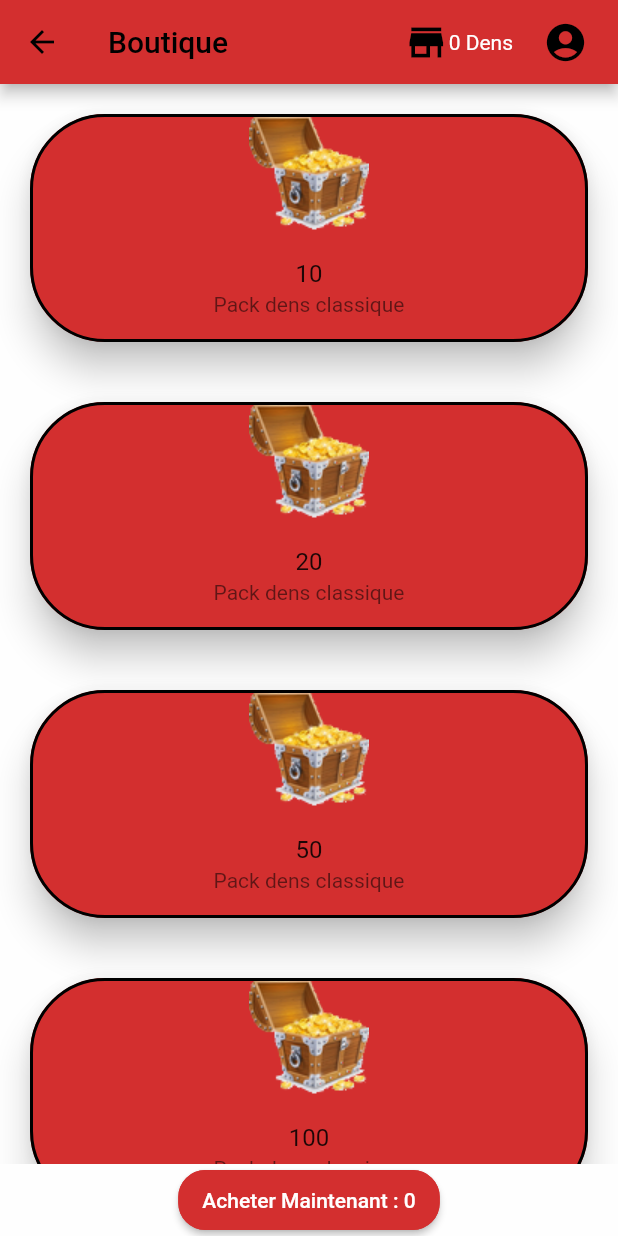
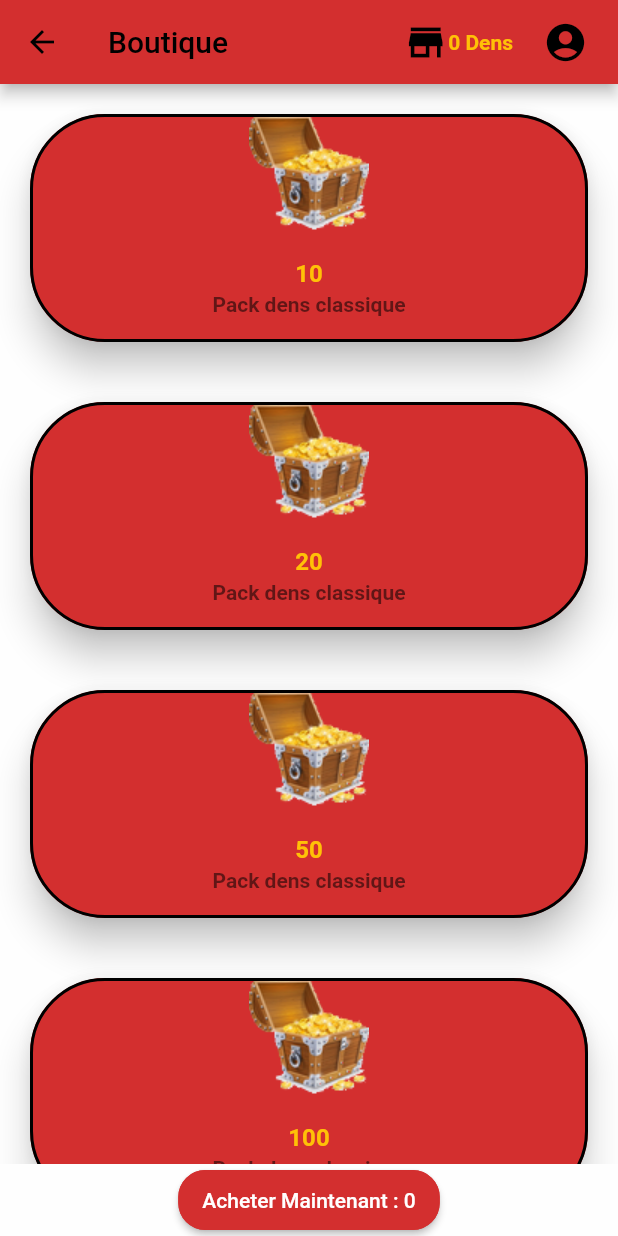
Before and after one commit to reborncor/socialgamblingfront, a Flutter app: the BlodenStore screen opened directly, on a phone screen of 412 x 824 dp. Run offline on Flutter 3.47's test engine with Material 2 defaults, Android fonts, the phone set to English and light mode, and no system bars; our stand-ins replace email_validator, shared_preferences, socket_io_client, stop_watch_timer, video_player, video_player_web; missing offline and left inert: shared_preferences_web; accounts and stored records are empty.

Commit message:
designing app

```diff
--- a/lib/store/BlodenStore.dart
+++ b/lib/store/BlodenStore.dart
@@ -85,7 +85,7 @@ class _BlodenStoreState extends State<BlodenStore> {
                 padding: EdgeInsets.only(right: 20.0),
                   child: Row( children: [
                     Icon(Icons.store,color: Colors.black,size: 30,),
-                    Text(userCurrentDens.toString()+' Dens')
+                    Text(userCurrentDens.toString()+' Dens', style: TextStyle(color: Colors.amber, fontWeight: FontWeight.bold),)
                   ]
 
                   ),
--- a/lib/store/BlodenStoreCard.dart
+++ b/lib/store/BlodenStoreCard.dart
@@ -41,8 +41,8 @@ class _BlodenStoreCardState extends State<BlodenStoreCard> {
                 ),
                 ListTile(
 
-                  title:  Text(widget.value.toString(), textAlign: TextAlign.center,),
-                  subtitle:  Text("Pack dens classique",textAlign: TextAlign.center,),
+                  title:  Text(widget.value.toString(), textAlign: TextAlign.center, style: TextStyle(color: Colors.amber, fontWeight: FontWeight.bold),),
+                  subtitle:  Text("Pack dens classique",textAlign: TextAlign.center,style: TextStyle(fontWeight: FontWeight.bold),),
                 ),
               ],
             )
```
Also changed, not shown: 1 other file.
